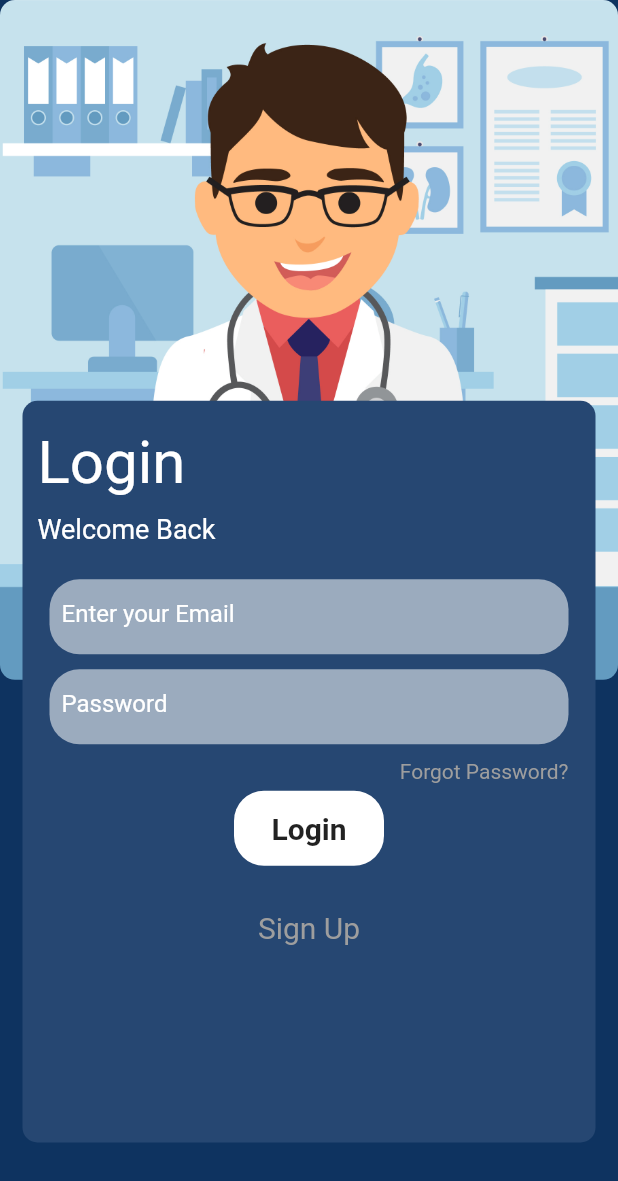
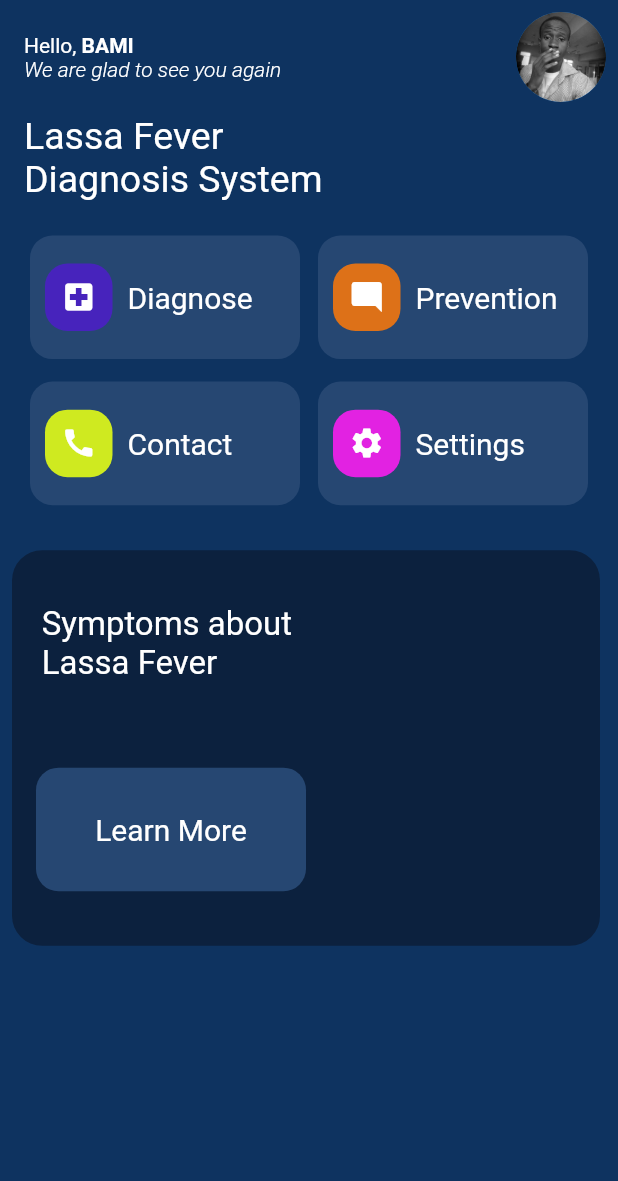
Before and after one commit to aloRanking/lassa_fever_diagnostic_system, a Flutter app: the screen it shows after launch, on a phone screen of 412 x 824 dp. Shown: the top 1181 px of the screen. Run offline on Flutter 3.47's test engine with Material 2 defaults, Android fonts, the phone set to English and light mode, and no system bars; our stand-ins replace simple_animations.

Commit message:
added dashboard cards and icons

```diff
--- a/lib/main.dart
+++ b/lib/main.dart
@@ -1,10 +1,17 @@
 import 'package:flutter/material.dart';
+import 'package:lassafeverdiagnosticsystem/screens/dash_board.dart';
 import 'package:lassafeverdiagnosticsystem/screens/login.dart';
+import 'package:lassafeverdiagnosticsystem/screens/register_screen.dart';
 
 void main() => runApp(MyApp());
 
-class MyApp extends StatelessWidget {
+class MyApp extends StatefulWidget {
   // This widget is the root of your application.
+  @override
+  _MyAppState createState() => _MyAppState();
+}
+
+class _MyAppState extends State<MyApp> {
   @override
   Widget build(BuildContext context) {
     return MaterialApp(
@@ -13,7 +20,7 @@ class MyApp extends StatelessWidget {
 
         primarySwatch: Colors.blue,
       ),
-      home: LoginPage(),
+      home: DashBoard(),
     );
   }
 }
--- /dev/null
+++ b/lib/screens/dash_board.dart
@@ -0,0 +1,207 @@
+import 'package:flutter/material.dart';
+import 'package:lassafeverdiagnosticsystem/utils/constants.dart';
+
+class DashBoard extends StatelessWidget {
+  @override
+  Widget build(BuildContext context) {
+    var screeWidth = MediaQuery.of(context).size.width;
+    var screenHeight = MediaQuery.of(context).size.height;
+    return Scaffold(
+      backgroundColor: Color(0xFF0E3360),
+      body: SafeArea(
+        child: Padding(
+          padding: const EdgeInsets.all(8.0),
+          child: Container(
+            child: Column(
+              crossAxisAlignment: CrossAxisAlignment.start,
+              children: <Widget>[
+                Container(
+                  margin: EdgeInsets.only(left: 8.0),
+                  child: Row(
+                    mainAxisAlignment: MainAxisAlignment.spaceBetween,
+                    children: <Widget>[
+                      RichText(
+
+                        text: TextSpan(
+                          text: 'Hello,',
+                          style: TextStyle(
+                            color: Colors.white,
+                          ),
+                          children: <TextSpan>[
+                            TextSpan(
+                              text: ' BAMI \n',
+                              style: TextStyle(fontWeight: FontWeight.bold),
+                            ),
+                            TextSpan(
+                              text: 'We are glad to see you again',
+                              style: TextStyle(
+                                  fontWeight: FontWeight.w300,
+                                  fontStyle: FontStyle.italic),
+                            ),
+                          ],
+                        ),
+                      ),
+                      CircleAvatar(
+                        //backgroundColor: Colors.white10,
+                        radius: 30,
+                                      backgroundImage: AssetImage('images/alobam.jpg') ,
+
+                      )
+                    ],
+                  ),
+                ),
+                Container(
+                  margin: EdgeInsets.symmetric(vertical: 8, horizontal: 8),
+                  child: Text('Lassa Fever \nDiagnosis System',
+                      style: TextStyle(
+                        fontSize: 25,
+                        color: Colors.white,
+                      )),
+                ),
+                SizedBox(height: 15),
+                Container(
+                    child: Column(
+                  children: <Widget>[
+                    Row(
+                      mainAxisAlignment: MainAxisAlignment.spaceEvenly,
+                      children: <Widget>[
+                        DashBoardCard(
+                          dashText: 'Diagnose',
+                          color: Color(0xFF4723bc),
+                          icon: Icons.local_hospital,
+                        ),
+                        DashBoardCard(
+                          dashText: 'Prevention',
+                          color: Color(0xFFdd7118),
+                          icon: Icons.mode_comment,
+                        )
+                      ],
+                    ),
+                    SizedBox(height: 15),
+                    Row(
+                      mainAxisAlignment: MainAxisAlignment.spaceEvenly,
+                      children: <Widget>[
+                        DashBoardCard(
+                          dashText: 'Contact',
+                          color: Color(0xFFcfea20),
+                          icon: Icons.call,
+                        ),
+                        DashBoardCard(
+                          dashText: 'Settings',
+                          color: Color(0xFFe222e2),
+                          icon: Icons.settings,
+                        )
+                      ],
+                    ),
+                  ],
+                )),
+                SizedBox(height: 30),
+                Container(
+                  height: screenHeight * 0.32,
+                  width: screeWidth-20,
+                  decoration: BoxDecoration(
+                    borderRadius: BorderRadius.all(Radius.circular(20)),
+                    color: kSymptomsColor,
+                  ),
+                  child: Stack(
+                    children: <Widget>[
+                      Padding(
+                        padding: const EdgeInsets.only(
+                          top: 8.0,
+                          bottom: 8.0,
+                          left: 16.0,
+                        ),
+                        child: Column(
+                          mainAxisAlignment: MainAxisAlignment.spaceAround,
+                          children: <Widget>[
+                            Text(
+                              'Symptoms about \nLassa Fever',
+                              style: TextStyle(
+                                fontSize: 22,
+                                color: Colors.white,
+                              ),
+                            ),
+                            Container(
+                              height: screenHeight * 0.1,
+                              width: 180,
+                              decoration: BoxDecoration(
+                                borderRadius:
+                                    BorderRadius.all(Radius.circular(15)),
+                                color: kDashBColor,
+                              ),
+                              child: Center(
+                                child: Text(
+                                  'Learn More',
+                                  style: TextStyle(
+                                    fontSize: 20,
+                                    color: Colors.white,
+                                  ),
+                                ),
+                              ),
+                            )
+                          ],
+                        ),
+                      )
+                    ],
+                  ),
+                )
+              ],
+            ),
+          ),
+        ),
+      ),
+    );
+  }
+}
+
+class DashBoardCard extends StatelessWidget {
+  final String dashText;
+  final IconData icon;
+  final Color color;
+  final Function onPressed;
+
+  DashBoardCard({this.dashText, this.icon, this.color, this.onPressed});
+
+  @override
+  Widget build(BuildContext context) {
+    var screeWidth = MediaQuery.of(context).size.width;
+    var screenHeight = MediaQuery.of(context).size.height;
+    return Container(
+      height: screenHeight * 0.1,
+      width: 180,
+      decoration: BoxDecoration(
+        borderRadius: BorderRadius.all(Radius.circular(15)),
+        color: kDashBColor,
+      ),
+      child: Row(
+        children: <Widget>[
+          SizedBox(
+            width: 10,
+          ),
+          Container(
+            height: 45,
+            width: 45,
+            decoration: BoxDecoration(
+              borderRadius: BorderRadius.all(Radius.circular(15)),
+              color: color,
+            ),
+            child: Icon(
+              icon,
+              color: Colors.white,
+            ),
+          ),
+          SizedBox(
+            width: 10,
+          ),
+          Text(
+            dashText,
+            style: TextStyle(
+              fontSize: 20,
+              color: Colors.white,
+            ),
+          ),
+        ],
+      ),
+    );
+  }
+}
--- a/lib/screens/login.dart
+++ b/lib/screens/login.dart
@@ -1,6 +1,7 @@
 import 'package:flutter/material.dart';
 import 'package:flutter/rendering.dart';
 import 'package:lassafeverdiagnosticsystem/animations/FadeAnimation.dart';
+import 'package:lassafeverdiagnosticsystem/widgets/form_field.dart';
 
 class LoginPage extends StatefulWidget {
   @override
@@ -77,19 +78,19 @@ class _LoginPageState extends State<LoginPage> {
                                 padding: const EdgeInsets.all(8.0),
                                 child: Column(
                                   children: <Widget>[
-                                    FormField(screenWidth: screenWidth, hintText:"Enter your Email" ,),
-                                    SizedBox(height: 10,),
-                                    FormField(screenWidth: screenWidth,hintText: "Password",),
-                                    SizedBox(height: 10,),
-
+                                    FormFieldBox(screenWidth: screenWidth, hintText:"Enter your Email" , shudObscure: false,),
+                                    SizedBox(height: 15,),
+                                    FormFieldBox(screenWidth: screenWidth,hintText: "Password", shudObscure: true,),
+                                    SizedBox(height: 15,),
                                     Row(
                                       mainAxisAlignment: MainAxisAlignment.end,
                                       children: <Widget>[
                                         FadeAnimation(1.5, Text("Forgot Password?", style: TextStyle(color: Colors.grey),)),
                                       ],
                                     ),
-                                    SizedBox(height: 5,),
-                                    Container(
+                                    SizedBox(height: 15,),
+                                    InkWell(
+                                      child: Container(
                                         height: 50,
                                         width: 100,
                                         decoration: BoxDecoration(
@@ -108,13 +109,19 @@ class _LoginPageState extends State<LoginPage> {
 
 
                                       ),
+                                    ),
                                     SizedBox(height: 30,),
 
                                     SizedBox(width: 10,),
-                                    FadeAnimation(1.5, Text("Sign Up",
+                                    GestureDetector(
+                                      onTap: (){
+                                        print('Sign up clicked');
+                                      },
+                                      child: FadeAnimation(1.5, Text("Sign Up",
                                         style: TextStyle(
                                             color: Colors.grey,
                                         fontSize: 20),)),
+                                    ),
 
 
 
@@ -140,33 +147,3 @@ class _LoginPageState extends State<LoginPage> {
     );
   }
 }
-
-class FormField extends StatelessWidget {
-
-  final double screenWidth;
-  final String hintText;
-  FormField({this.screenWidth, this.hintText});
-  @override
-  Widget build(BuildContext context) {
-    return Container(
-      height: 50,
-      width: screenWidth * 0.90 -20 ,
-      decoration: BoxDecoration(
-        color: Colors.white54,
-        borderRadius: BorderRadius.all(Radius.circular(20)),
-      ),
-      child:  Padding(
-        padding: const EdgeInsets.all(8.0),
-        child: TextField(
-          decoration: InputDecoration(
-              hintText:hintText,
-              hintStyle: TextStyle(color: Colors.white),
-              border: InputBorder.none
-          ),
-        ),
-      ),
-    );
-  }
-
-
-}
--- a/lib/utils/constants.dart
+++ b/lib/utils/constants.dart
@@ -1,8 +1,8 @@
 import 'package:flutter/material.dart';
 
 const kBackgroundColor = Color(0xFF0E3360);
-const dashBColor = Color(0xFF264772);
+const kDashBColor = Color(0xFF264772);
 const liveUpdate = Color(0xFFDE555D);
 const goLiveUpdate = Color(0xFF);
-const symptoms = Color(0xFF0C213E);
+const kSymptomsColor = Color(0xFF0C213E);
 const learnMore = Color(0xFF233750);
```
Also changed, not shown: lib/screens/register_screen.dart (+147 -6 lines), lib/widgets/form_field.dart (added, +43 -0 lines), lib/widgets/register_form.dart (added, +37 -0 lines), images/alobam.jpg (added), images/contact-us.png (added), images/fever.jpg (added), lib/screens/personcold.jpg (added), pubspec.lock. Lines whose indentation alone changed are shown as unchanged.
